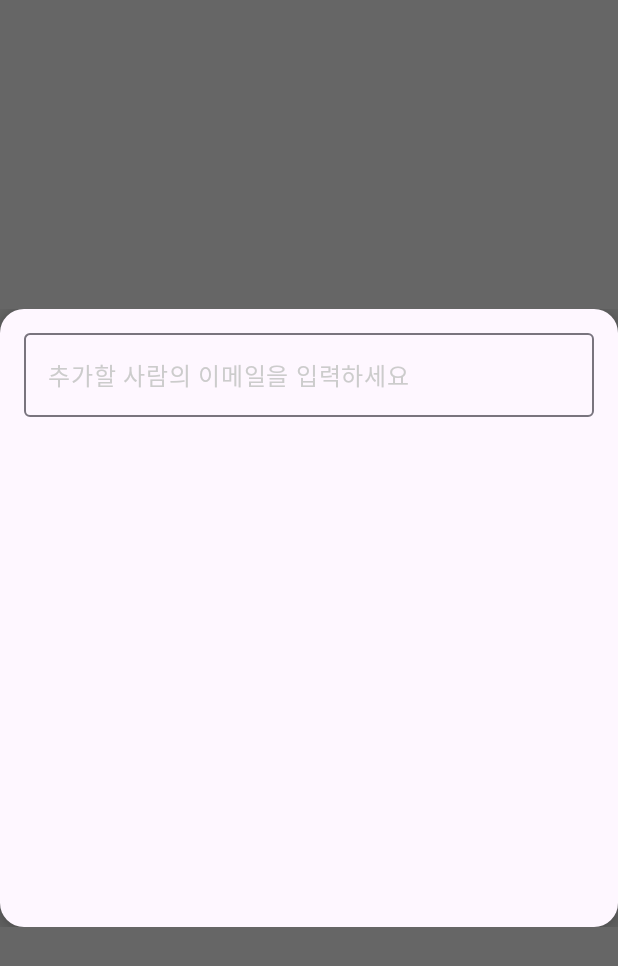
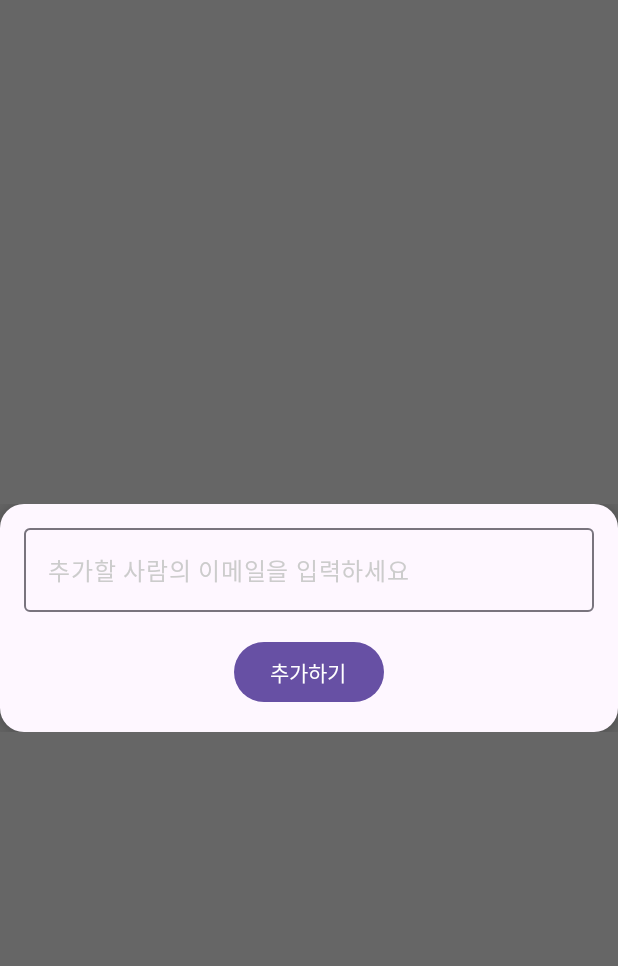
Before and after one commit to GDG-on-Campus-KHU/SDGP_team5_FE, an Android app built with Jetpack Compose: the @Preview function AddMemberDialogPreview, on a phone screen of 412 x 824 dp. Shown: the top 966 px of the screen. Run offline under Robolectric (Android 15) with nearby library versions, the phone set to English and light mode, and no system bars.

```diff
--- a/app/src/main/java/com/example/resq/presentaion/roomadd/component/AddMemberDialog.kt
+++ b/app/src/main/java/com/example/resq/presentaion/roomadd/component/AddMemberDialog.kt
@@ -1,36 +1,31 @@
 package com.example.resq.presentaion.roomadd.component
 
-import androidx.compose.foundation.layout.Arrangement
 import androidx.compose.foundation.layout.Column
 import androidx.compose.foundation.layout.Spacer
-import androidx.compose.foundation.layout.fillMaxHeight
 import androidx.compose.foundation.layout.fillMaxWidth
 import androidx.compose.foundation.layout.height
 import androidx.compose.foundation.layout.padding
-import androidx.compose.foundation.lazy.LazyColumn
-import androidx.compose.foundation.lazy.items
 import androidx.compose.foundation.shape.RoundedCornerShape
 import androidx.compose.material3.BasicAlertDialog
-import androidx.compose.material3.Card
+import androidx.compose.material3.Button
 import androidx.compose.material3.ExperimentalMaterial3Api
 import androidx.compose.material3.OutlinedTextField
 import androidx.compose.material3.Surface
 import androidx.compose.material3.Text
 import androidx.compose.runtime.Composable
-import androidx.compose.runtime.collectAsState
 import androidx.compose.runtime.getValue
 import androidx.compose.runtime.mutableStateOf
 import androidx.compose.runtime.remember
 import androidx.compose.runtime.setValue
+import androidx.compose.ui.Alignment
 import androidx.compose.ui.Modifier
 import androidx.compose.ui.graphics.Color
 import androidx.compose.ui.res.stringResource
 import androidx.compose.ui.tooling.preview.Preview
 import androidx.compose.ui.unit.dp
 import androidx.lifecycle.viewmodel.compose.viewModel
-import com.example.resq.presentaion.component.CenterCircularProgress
+import com.example.resq.R
 import com.example.resq.presentaion.roomadd.RoomAddViewModel
-import com.example.resq.R
 
 @OptIn(ExperimentalMaterial3Api::class)
 @Composable
@@ -39,25 +34,26 @@ fun AddMemberDialog(
     onDismissRequest: () -> Unit,
     onClickEmail: (String) -> Unit
 ) {
-    val isLoading by viewModel.isLoading.collectAsState()
-    val members by viewModel.members.collectAsState()
+//    val isLoading by viewModel.isLoading.collectAsState()
+//    val members by viewModel.members.collectAsState()
     var email by remember { mutableStateOf("") }
 
     BasicAlertDialog(onDismissRequest = { onDismissRequest() }) {
         Surface(
-            modifier = Modifier
-                .fillMaxHeight(0.5f)
-                .fillMaxWidth(),
+            modifier = Modifier.fillMaxWidth(),
             shape = RoundedCornerShape(16.dp),
             shadowElevation = 8.dp
         ) {
-            Column(modifier = Modifier.padding(16.dp)) {
+            Column(
+                modifier = Modifier.padding(16.dp),
+                horizontalAlignment = Alignment.CenterHorizontally
+            ) {
                 OutlinedTextField(
                     value = email,
                     onValueChange = {
                         if (it.length < 40) {
                             email = it
-                            viewModel.getMembers(it)
+//                            viewModel.getMembers(it)
                         }
                     },
                     modifier = Modifier.fillMaxWidth(),
@@ -69,24 +65,32 @@ fun AddMemberDialog(
                     },
                     maxLines = 1
                 )
+                Spacer(Modifier.height(16.dp))
+                Button(onClick = { onClickEmail(email) }) {
+                    Text(
+                        text = "추가하기",
+                        color = Color.White
+                    )
+                }
 
-                if (isLoading)
-                    CenterCircularProgress()
-                else
-                    LazyColumn(verticalArrangement = Arrangement.spacedBy(8.dp)) {
-                        item { Spacer(Modifier.height(8.dp)) }
-                        items(members) { member ->
-                            Card(
-                                modifier = Modifier.fillMaxWidth(),
-                                onClick = { onClickEmail(member) }
-                            ) {
-                                Text(
-                                    text = member,
-                                    modifier = Modifier.padding(16.dp)
-                                )
-                            }
-                        }
-                    }
+                // 차후에 사용자를 검색을 통해 찾아서 추가할 수 있게 하기
+//                if (isLoading)
+//                    CenterCircularProgress()
+//                else
+//                    LazyColumn(verticalArrangement = Arrangement.spacedBy(8.dp)) {
+//                        item { Spacer(Modifier.height(8.dp)) }
+//                        items(members) { member ->
+//                            Card(
+//                                modifier = Modifier.fillMaxWidth(),
+//                                onClick = { onClickEmail(member) }
+//                            ) {
+//                                Text(
+//                                    text = member,
+//                                    modifier = Modifier.padding(16.dp)
+//                                )
+//                            }
+//                        }
+//                    }
             }
         }
     }
```
Also changed, not shown: app/src/main/java/com/example/resq/presentaion/roomadd/RoomAddViewModel.kt (+33 -29 lines).
